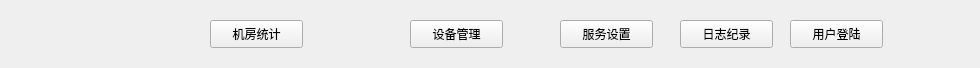
First picture: the form in CleverManager/navbarwid.ui, repository ChinaClever/CleverManagerV3, before the edit.
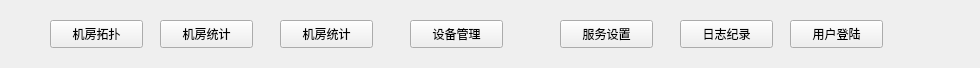
Second picture: the form after the edit.

Commit message: 机房拓扑完成

What changed in the file:
```diff
--- a/CleverManager/navbarwid.ui
+++ b/CleverManager/navbarwid.ui
@@ -71,7 +71,33 @@
   <widget class="QPushButton" name="roomBtn">
    <property name="geometry">
     <rect>
-     <x>210</x>
+     <x>280</x>
+     <y>20</y>
+     <width>93</width>
+     <height>28</height>
+    </rect>
+   </property>
+   <property name="text">
+    <string>机房统计</string>
+   </property>
+  </widget>
+  <widget class="QPushButton" name="tpBtn">
+   <property name="geometry">
+    <rect>
+     <x>50</x>
+     <y>20</y>
+     <width>93</width>
+     <height>28</height>
+    </rect>
+   </property>
+   <property name="text">
+    <string>机房拓扑</string>
+   </property>
+  </widget>
+  <widget class="QPushButton" name="roomBtn_3">
+   <property name="geometry">
+    <rect>
+     <x>160</x>
      <y>20</y>
      <width>93</width>
      <height>28</height>
```
The commit also changes 39 other files.
